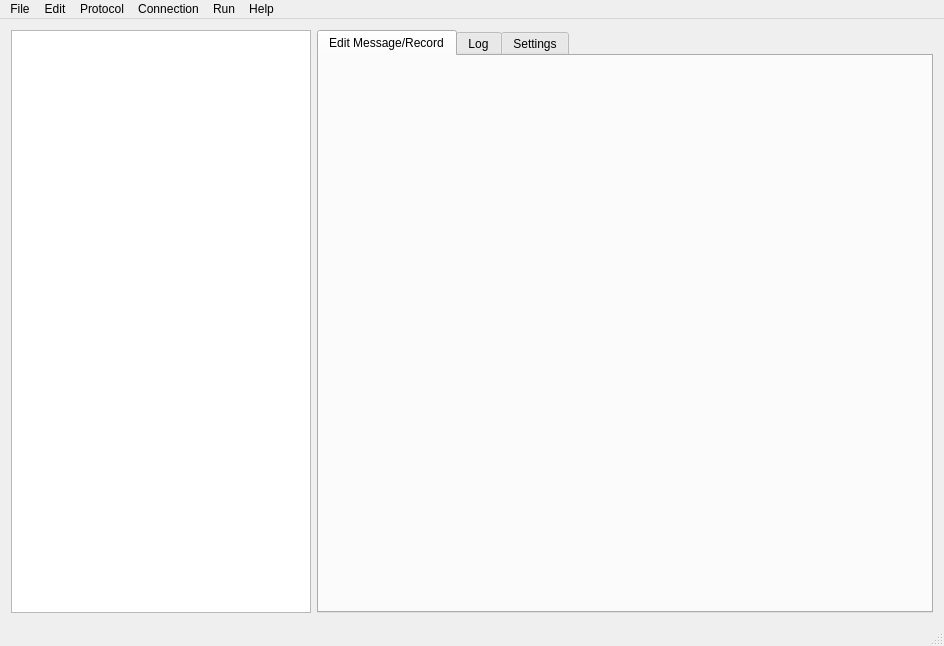
Before: the Qt Designer form src/culistgui.ui in vheinitz/culist, drawn with Qt 5.
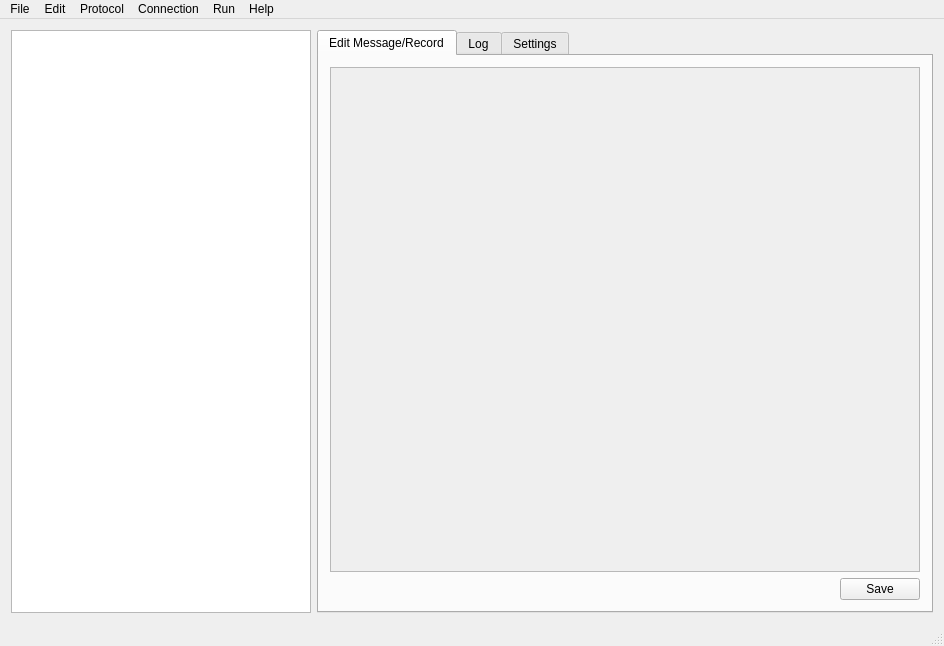
After: the same form once the commit is applied.

The edit to the form file:
```diff
--- a/src/culistgui.ui
+++ b/src/culistgui.ui
@@ -54,6 +54,21 @@
        </attribute>
        <layout class="QVBoxLayout" name="verticalLayout_2">
         <item>
+         <widget class="QScrollArea" name="scrollArea">
+          <property name="widgetResizable">
+           <bool>true</bool>
+          </property>
+          <widget class="QWidget" name="scrollAreaWidgetContents">
+           <property name="geometry">
+            <rect>
+             <x>0</x>
+             <y>0</y>
+             <width>594</width>
+             <height>510</height>
+            </rect>
+           </property>
+           <layout class="QVBoxLayout" name="verticalLayout_6">
+            <item>
          <layout class="QVBoxLayout" name="ltRecordFlds"/>
         </item>
         <item>
@@ -64,10 +79,38 @@
           <property name="sizeHint" stdset="0">
            <size>
             <width>20</width>
-            <height>532</height>
+                <height>481</height>
            </size>
           </property>
          </spacer>
+            </item>
+           </layout>
+          </widget>
+         </widget>
+        </item>
+        <item>
+         <layout class="QHBoxLayout" name="horizontalLayout_2">
+          <item>
+           <spacer name="horizontalSpacer_8">
+            <property name="orientation">
+             <enum>Qt::Horizontal</enum>
+            </property>
+            <property name="sizeHint" stdset="0">
+             <size>
+              <width>40</width>
+              <height>20</height>
+             </size>
+            </property>
+           </spacer>
+          </item>
+          <item>
+           <widget class="QPushButton" name="bSaveEditedRecord">
+            <property name="text">
+             <string>Save</string>
+            </property>
+           </widget>
+          </item>
+         </layout>
         </item>
        </layout>
       </widget>
```
Lines whose indentation alone changed are shown as unchanged.
